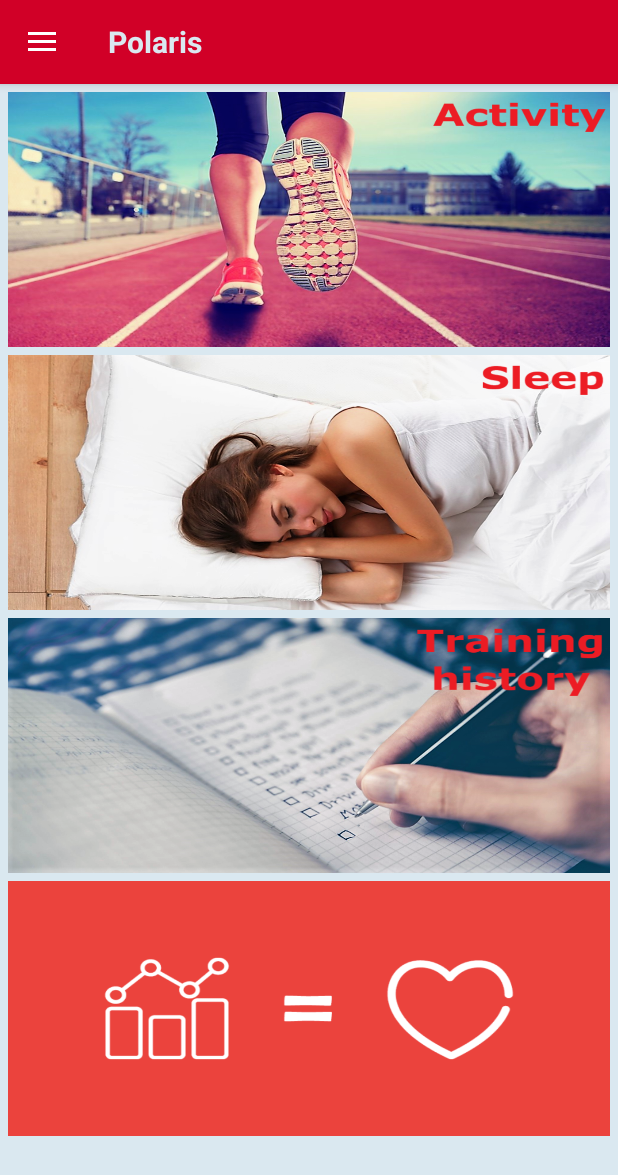
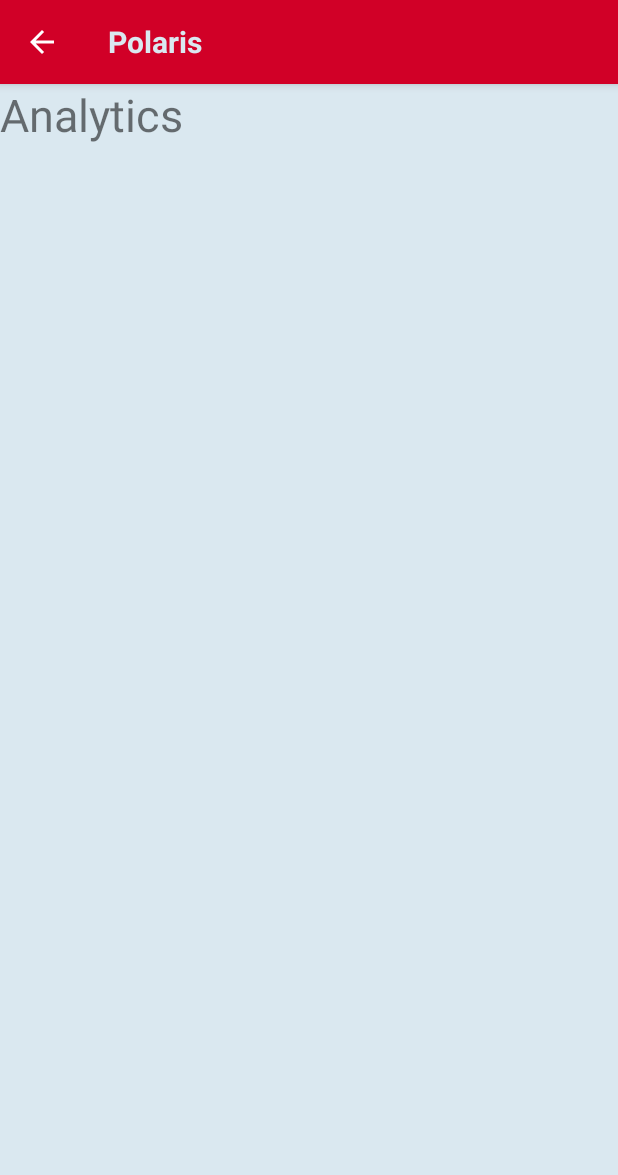
Before and after one commit to basiljung/polarProject, an Android app: the HomeFragment screen opened directly, with no data from a screen before it, after a tap on an icon or button, on a phone screen of 412 x 824 dp. Shown: the top 1175 px of the screen. Run offline under Robolectric (Android 15) with nearby library versions, the phone set to English and light mode, and no system bars; our stand-ins replace Firebase (no records; nobody signed in at launch, a user with empty details on screens opened directly), RxJava; libraries missing offline, so code that uses them is left out: polar.com.sdk; 2 statements that could not run were skipped.

```diff
--- a/app/src/main/AndroidManifest.xml
+++ b/app/src/main/AndroidManifest.xml
@@ -20,7 +20,9 @@
         android:roundIcon="@mipmap/ic_polaris_logo_round"
         android:supportsRtl="true"
         android:theme="@style/AppTheme">
-        <activity android:name=".analytics.AnalyticsActivity"></activity>
+        <activity
+            android:name=".analytics.AnalyticsActivity"
+            android:theme="@style/AppTheme.Activity"></activity>
         <!--
              The API key for Google Maps-based APIs is defined as a string resource.
              (See the file "res/values/google_maps_api.xml").
--- a/app/src/main/java/com/example/polarapp/activity/ActivityActivity.java
+++ b/app/src/main/java/com/example/polarapp/activity/ActivityActivity.java
@@ -34,6 +34,7 @@ import com.google.android.gms.tasks.OnCompleteListener;
 import com.google.android.gms.tasks.Task;
 import com.google.maps.android.SphericalUtil;
 
+import java.util.ArrayList;
 import java.util.List;
 
 public class ActivityActivity extends AppCompatActivity implements PolarSDK.CallbackInterfaceActivity, OnMapReadyCallback,
@@ -51,6 +52,7 @@ public class ActivityActivity extends AppCompatActivity implements PolarSDK.Call
     private Toolbar toolbar;
     private PolarSDK polarSDK;
     private double totalDistance = 0;
+    private List<LatLng> points; // Polylines, we need to save them in out database
 
     @Override
     protected void onCreate(Bundle savedInstanceState) {
@@ -80,7 +82,6 @@ public class ActivityActivity extends AppCompatActivity implements PolarSDK.Call
 
         hrData = findViewById(R.id.hrData);
         mFusedLocationProviderClient = LocationServices.getFusedLocationProviderClient(this);
-
     }
 
     @Override
@@ -180,13 +181,14 @@ public class ActivityActivity extends AppCompatActivity implements PolarSDK.Call
     }
 
     private void updateTrack() {
-        List<LatLng> points = gpsTrack.getPoints();
+        points = gpsTrack.getPoints();
         points.add(lastKnownLatLng);
         gpsTrack.setPoints(points);
         if (points.size() >= 2) {
             double distance = SphericalUtil.computeDistanceBetween(points.get(points.size()-2), points.get(points.size()-1));
             totalDistance = totalDistance + distance;
             Toast.makeText(getApplicationContext(), "The total distance is " + totalDistance, Toast.LENGTH_SHORT).show();
+            Log.d("MyApp", "The total distance is " + totalDistance);
         }
     }
 
--- a/app/src/main/java/com/example/polarapp/analytics/AnalyticsActivity.java
+++ b/app/src/main/java/com/example/polarapp/analytics/AnalyticsActivity.java
@@ -1,16 +1,35 @@
 package com.example.polarapp.analytics;
 
 import androidx.appcompat.app.AppCompatActivity;
+import androidx.appcompat.widget.Toolbar;
 
 import android.os.Bundle;
+import android.view.MenuItem;
 
 import com.example.polarapp.R;
 
 public class AnalyticsActivity extends AppCompatActivity {
 
+    private Toolbar toolbar;
+
     @Override
     protected void onCreate(Bundle savedInstanceState) {
         super.onCreate(savedInstanceState);
         setContentView(R.layout.activity_analytics);
+
+        toolbar = findViewById(R.id.toolbar);
+        setSupportActionBar(toolbar);
+        if (getSupportActionBar() != null){
+            getSupportActionBar().setDisplayHomeAsUpEnabled(true);
+            getSupportActionBar().setDisplayShowHomeEnabled(true);
+        }
+    }
+
+    @Override
+    public boolean onOptionsItemSelected(MenuItem item) {
+        if (item.getItemId() == android.R.id.home) {
+            finish();
+        }
+        return super.onOptionsItemSelected(item);
     }
 }
--- a/app/src/main/java/com/example/polarapp/history/YourHistory.java
+++ /dev/null
@@ -1,5 +0,0 @@
-package com.example.polarapp.history;
-
-public class YourHistory extends HistoryPart{
-
-}
--- a/app/src/main/java/com/example/polarapp/ui/HomeFragment.java
+++ b/app/src/main/java/com/example/polarapp/ui/HomeFragment.java
@@ -12,6 +12,7 @@ import androidx.annotation.NonNull;
 import androidx.fragment.app.Fragment;
 
 import com.example.polarapp.activity.ActivityActivity;
+import com.example.polarapp.analytics.AnalyticsActivity;
 import com.example.polarapp.history.HistoryActivity;
 import com.example.polarapp.R;
 import com.example.polarapp.preferencesmanager.DevicePreferencesManager;
@@ -66,7 +67,7 @@ public class HomeFragment extends Fragment {
             @Override
             public void onClick(View view) {
                 Toast.makeText(getContext(), "Selected Analytics", Toast.LENGTH_SHORT).show();
-                openSleepActivity();
+                openAnalyticsActivity();
                 // Should be something similar to the activity, but you will need to record the sleep.
                 // Add onPause, onResume, etc in the activity, and call specific functions
                 // of the PolarSDK, really important.
@@ -76,13 +77,11 @@ public class HomeFragment extends Fragment {
     }
 
     public void openHistoryActivity() {
-        //Intent intent = new Intent(this, HistoryActivity.class);
         Intent myIntent = new Intent(HomeFragment.this.getActivity(), HistoryActivity.class);
         startActivity(myIntent);
     }
 
     public void openActivityActivity() {
-        //Intent intent = new Intent(this, HistoryActivity.class);
         //if (devicePreferencesManager.getConnectedDevices() == 1) {
         Intent myIntent = new Intent(HomeFragment.this.getActivity(), ActivityActivity.class);
         startActivity(myIntent);
@@ -92,8 +91,12 @@ public class HomeFragment extends Fragment {
     }
 
     public void openSleepActivity() {
-        //Intent intent = new Intent(this, HistoryActivity.class);
         //Intent myIntent = new Intent(HomeFragment.this.getActivity(), MapsActivity.class);
         //startActivity(myIntent);
     }
+
+    public void openAnalyticsActivity() {
+        Intent myIntent = new Intent(HomeFragment.this.getActivity(), AnalyticsActivity.class);
+        startActivity(myIntent);
+    }
 }
--- a/app/src/main/java/com/example/polarapp/ui/ProfileFragment.java
+++ b/app/src/main/java/com/example/polarapp/ui/ProfileFragment.java
@@ -159,7 +159,7 @@ public class ProfileFragment extends Fragment implements EditDialog.EditListener
         String[] date = profilePreferencesManager.getStringProfileValue(PROFILE_USER_BIRTH).split("/");
         ageText.setText(String.valueOf(getAge(Integer.parseInt(date[2]), Integer.parseInt(date[1]), Integer.parseInt(date[0]))));
 
-        Log.d("1234", profilePreferencesManager.getStringProfileValue(PROFILE_USER_ID));
+        Log.d("1234", "Data : " + profilePreferencesManager.getStringProfileValue(PROFILE_USER_ID));
 
         return root;
     }
--- a/app/src/main/res/layout/activity_analytics.xml
+++ b/app/src/main/res/layout/activity_analytics.xml
@@ -1,9 +1,44 @@
 <?xml version="1.0" encoding="utf-8"?>
-<androidx.constraintlayout.widget.ConstraintLayout xmlns:android="http://schemas.android.com/apk/res/android"
+<LinearLayout
+    xmlns:android="http://schemas.android.com/apk/res/android"
     xmlns:app="http://schemas.android.com/apk/res-auto"
     xmlns:tools="http://schemas.android.com/tools"
     android:layout_width="match_parent"
     android:layout_height="match_parent"
+    android:orientation="vertical"
     tools:context=".analytics.AnalyticsActivity">
 
-</androidx.constraintlayout.widget.ConstraintLayout>
+    <androidx.appcompat.widget.Toolbar
+        android:id="@+id/toolbar"
+        android:layout_width="match_parent"
+        android:layout_height="?attr/actionBarSize"
+        android:background="@color/colorPrimary"
+        android:elevation="4dp"
+        android:theme="@style/ThemeOverlay.AppCompat.Dark.ActionBar"
+        app:popupTheme="@style/ThemeOverlay.AppCompat.Light">
+
+        <LinearLayout
+            android:layout_width="match_parent"
+            android:layout_height="match_parent"
+            android:orientation="horizontal">
+
+            <TextView
+                android:layout_width="wrap_content"
+                android:layout_height="wrap_content"
+                android:layout_gravity="center"
+                android:text="@string/app_name"
+                android:textSize="20dp"
+                android:textStyle="bold"
+                android:textColor="@color/backgroundColor"/>
+
+        </LinearLayout>
+
+    </androidx.appcompat.widget.Toolbar>
+
+    <TextView
+        android:layout_width="wrap_content"
+        android:layout_height="wrap_content"
+        android:text="Analytics"
+        android:textSize="30dp"/>
+
+</LinearLayout>
--- a/app/src/main/res/layout/activity_history.xml
+++ b/app/src/main/res/layout/activity_history.xml
@@ -40,7 +40,6 @@
         android:layout_width="match_parent"
         android:layout_height="wrap_content"
         android:layout_margin="2dp">
-
     </ListView>
 
 
```
Also changed, not shown: app/src/main/java/com/example/polarapp/MainActivity.java (+42 -0 lines), app/src/main/java/com/example/polarapp/activity/ActivityData.java (added, +81 -0 lines), app/src/main/java/com/example/polarapp/activity/ActivityDataAdapter.java (renamed from app/src/main/java/com/example/polarapp/history/HistoryAdapter.java, +12 -18 lines), app/src/main/java/com/example/polarapp/history/HistoryActivity.java (+41 -27 lines), app/src/main/java/com/example/polarapp/history/HistoryPart.java (deleted, +0 -44 lines), app/src/main/res/layout/activity_item.xml (renamed from app/src/main/res/layout/history_item.xml, +4 -3 lines).
